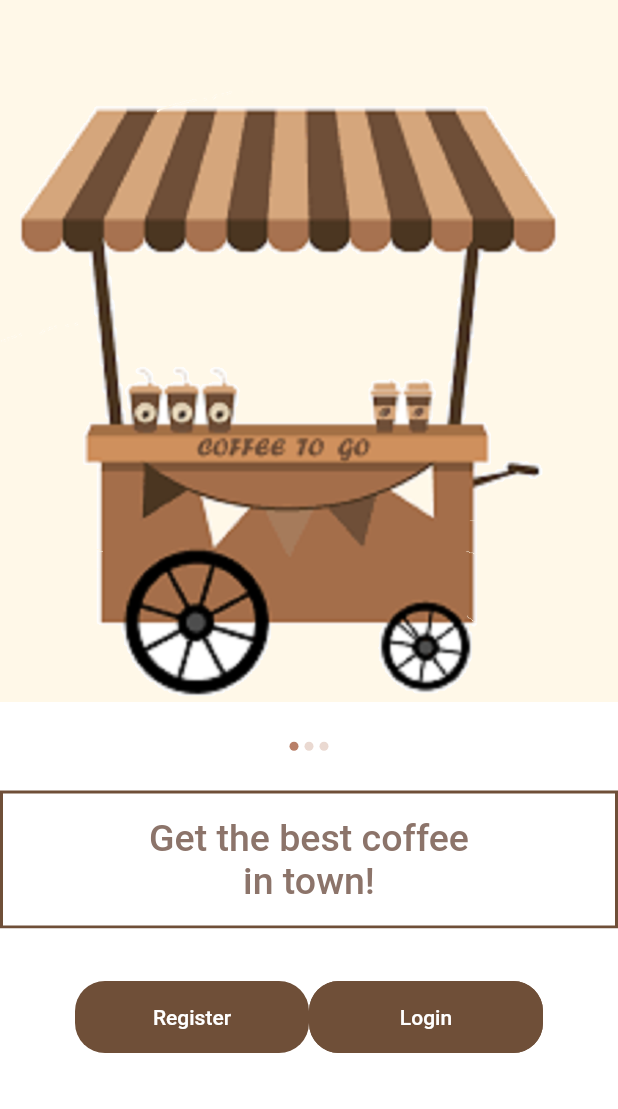
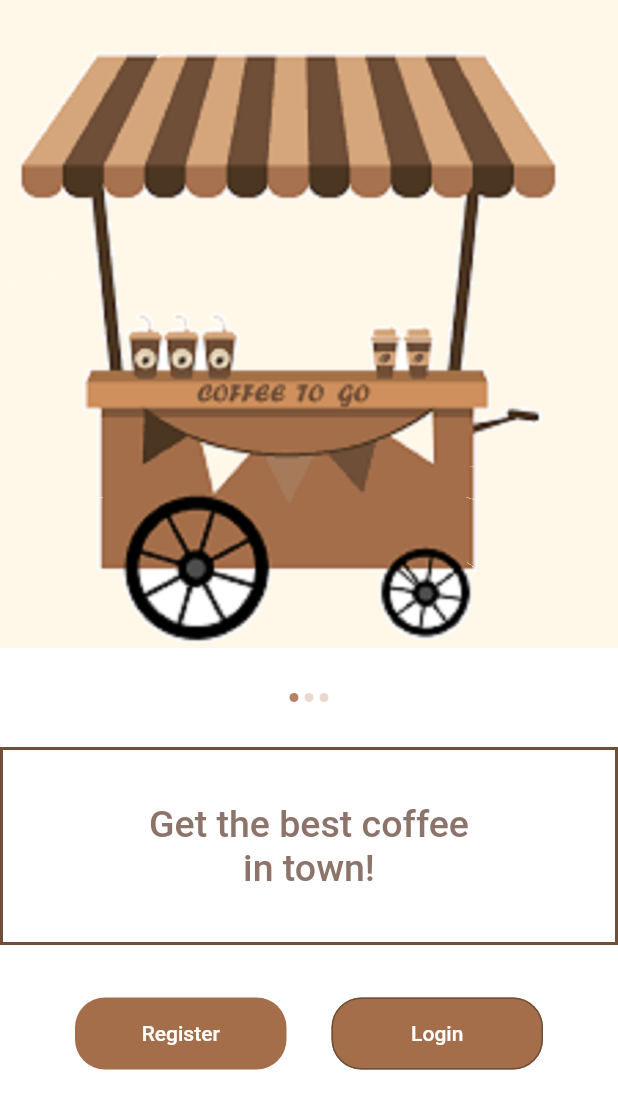
Before and after one commit to farihanoor/flutter_splash_screen, a Flutter app: the screen it shows after launch, on a phone screen of 412 x 824 dp. Shown: the top 1109 px of the screen. Run offline on Flutter 3.47's test engine with Material 2 defaults, Android fonts, the phone set to English and light mode, and no system bars; our stand-ins replace flutter_svg.

Commit message:
complete splash screen

```diff
--- a/flutter_splash_screen/lib/constant.dart
+++ b/flutter_splash_screen/lib/constant.dart
@@ -15,3 +15,5 @@ Color mFacebookColor = Color(0xFF4277bc);
 Color mLightBrown = Color(0xFFFFF8E8);
 
 Color mDarkBrown = Color(0xFF6F4F38);
+
+Color mBrown = Color(0xFFA46E4A);
--- a/flutter_splash_screen/lib/home/home.dart
+++ b/flutter_splash_screen/lib/home/home.dart
@@ -1,7 +1,9 @@
 import 'package:flutter/material.dart';
 
 import 'package:flutter_splash_screen/constant.dart';
-import 'SliderDot.dart';
+import 'package:flutter_splash_screen/home/widget/loginRegister.dart';
+import 'package:flutter_svg/flutter_svg.dart';
+import 'widget/SliderDot.dart';
 
 class HomeScreen extends StatelessWidget {
   @override
@@ -9,9 +11,12 @@ class HomeScreen extends StatelessWidget {
     //the scaffold has the property like app bar, container etc.
     return Scaffold(
       //this is the app bar to seamlessly mix with the theme
-       appBar: AppBar(
+      appBar: PreferredSize(
+          preferredSize: Size.fromHeight(20), // here the desired height
+          child: AppBar(
            elevation: 0,
             backgroundColor: mLightBrown,
+          ),
       ),
 
       //this is the original appbar
@@ -40,7 +45,12 @@ class HomeScreen extends StatelessWidget {
           //placing the coffeeStand picture and calling
           //SliderDot Widget below
           //
-          Image.asset('assets/images/coffeeStand.png'),
+          Image.asset(
+              'assets/images/coffeeStand.png',
+              //height: 320,
+              //width: 400,
+              //fit: BoxFit.fitWidth,
+          ),
           SliderDot(),
           //
           //this container is placed to create lines above
@@ -50,7 +60,6 @@ class HomeScreen extends StatelessWidget {
           Container(
             decoration: BoxDecoration(
               border: Border.all(color: mDarkBrown, width: 2.0),
-
               color: Colors.white,
             ),
             //the container is continued to include
@@ -58,7 +67,7 @@ class HomeScreen extends StatelessWidget {
             //
             //the padding creates the text box height and width
             //
-            padding: const EdgeInsets.symmetric(horizontal: 65, vertical: 15),
+            padding: const EdgeInsets.symmetric(horizontal: 65, vertical: 35),
             //
             //double.infinity????????
             //
@@ -82,78 +91,3 @@ class HomeScreen extends StatelessWidget {
     );
   }
 }
-
-//
-//extracted a widget on container
-//
-class LoginAndRegister extends StatelessWidget {
-  const LoginAndRegister({
-    Key key,
-  }) : super(key: key);
-
-  @override
-  Widget build(BuildContext context) {
-    return Container(
-      decoration: BoxDecoration(
-        color: Colors.white,
-      ),
-      padding: const EdgeInsets.symmetric(horizontal: 50, vertical: 35),
-      child: Row(
-        children: <Widget>[
-          Expanded(
-            //
-            //FlatButton is depracated in Flutter 2.0+ and exchanged with TextButton.
-            child: FlatButton(
-              //
-              //shape of the 'Register' button is designed
-                shape: RoundedRectangleBorder(
-                  borderRadius: BorderRadius.circular(20),
-                ),
-              color: mDarkBrown, //color of the button
-              //
-              //onPressed takes a empty function ?????
-              onPressed: () {},
-              //
-              //again the container is added to write the 'Register' text
-              child: Container(
-                padding: const EdgeInsets.symmetric(vertical: 16),
-                alignment: Alignment.center,
-                width: double.infinity,
-                child: Text(
-                  'Register',
-                  style: TextStyle(
-                    color: Colors.white,
-                  ),
-                ),
-              ),
-            ),
-          ),
-
-          //
-          //the 'Login' button is designed in a similar fashion
-          Expanded(
-            child: FlatButton(
-              shape: RoundedRectangleBorder(
-                borderRadius: BorderRadius.circular(20),
-                side: BorderSide(color: mDarkBrown),
-              ),
-              color: mDarkBrown,
-              onPressed: () {},
-              child: Container(
-                padding: const EdgeInsets.symmetric(vertical: 16),
-                alignment: Alignment.center,
-                width: double.infinity,
-                child: Text(
-                  'Login',
-                  style: TextStyle(
-                    color: Colors.white,
-                  ),
-                ),
-              ),
-            ),
-          ),
-        ],
-      ),
-    );
-  }
-}
--- a/flutter_splash_screen/lib/home/SliderDot.dart
+++ b/flutter_splash_screen/lib/home/widget/SliderDot.dart
@@ -1,6 +1,6 @@
 import 'package:flutter/material.dart';
 
-import '../constant.dart';
+import '../../constant.dart';
 
 
 
@@ -16,7 +16,7 @@ class SliderDot extends StatelessWidget {
               color: Colors.white,
 
             ),
-      padding: const EdgeInsets.symmetric(vertical: 26.5),
+      padding: const EdgeInsets.symmetric(vertical: 30),
       child: Row(
         mainAxisAlignment: MainAxisAlignment.center,
         children: <Widget>[
--- /dev/null
+++ b/flutter_splash_screen/lib/home/widget/loginRegister.dart
@@ -0,0 +1,83 @@
+
+import 'package:flutter/material.dart';
+
+import '../../constant.dart';
+
+
+//
+//extracted a widget on container
+//
+class LoginAndRegister extends StatelessWidget {
+  const LoginAndRegister({
+    Key key,
+  }) : super(key: key);
+
+  @override
+  Widget build(BuildContext context) {
+    return Container(
+      decoration: BoxDecoration(
+        color: Colors.white,
+      ),
+      padding: const EdgeInsets.symmetric(horizontal: 50, vertical: 35),
+      child: Row(
+        children: <Widget>[
+          Expanded(
+            //
+            //FlatButton is depracated in Flutter 2.0+ and exchanged with TextButton.
+            child: FlatButton(
+              //
+              //shape of the 'Register' button is designed
+                shape: RoundedRectangleBorder(
+                  borderRadius: BorderRadius.circular(20),
+                ),
+              color: mBrown, //color of the button
+              //
+              //onPressed takes a empty function ?????
+              onPressed: () {},
+              //
+              //again the container is added to write the 'Register' text
+              child: Container(
+                padding: const EdgeInsets.symmetric(vertical: 16),
+                alignment: Alignment.center,
+                width: double.infinity,
+                child: Text(
+                  'Register',
+                  style: TextStyle(
+                    color: Colors.white,
+                  ),
+                ),
+              ),
+            ),
+          ),
+          //
+          //this SizedBox is added between the buttons to create space
+          //
+          SizedBox(width: 30,),
+          //
+          //the 'Login' button is designed in a similar fashion
+          Expanded(
+            child: FlatButton(
+              shape: RoundedRectangleBorder(
+                borderRadius: BorderRadius.circular(20),
+                side: BorderSide(color: mDarkBrown),
+              ),
+              color: mBrown,
+              onPressed: () {},
+              child: Container(
+                padding: const EdgeInsets.symmetric(vertical: 16),
+                alignment: Alignment.center,
+                width: double.infinity,
+                child: Text(
+                  'Login',
+                  style: TextStyle(
+                    color: Colors.white,
+                  ),
+                ),
+              ),
+            ),
+          ),
+        ],
+      ),
+    );
+  }
+}
--- a/flutter_splash_screen/pubspec.yaml
+++ b/flutter_splash_screen/pubspec.yaml
@@ -53,6 +53,7 @@ flutter:
     - assets/images/coffeeBackgroundPlain.png
     - assets/images/coffeeStand.png
     - assets/images/coffeeStandEdited.png
+    - assets/images/icon-facebook.svg
 
   #   - images/a_dot_ham.jpeg
 
```
Also changed, not shown: flutter_splash_screen/assets/images/icon-facebook.svg (added). Lines whose indentation alone changed are shown as unchanged.
